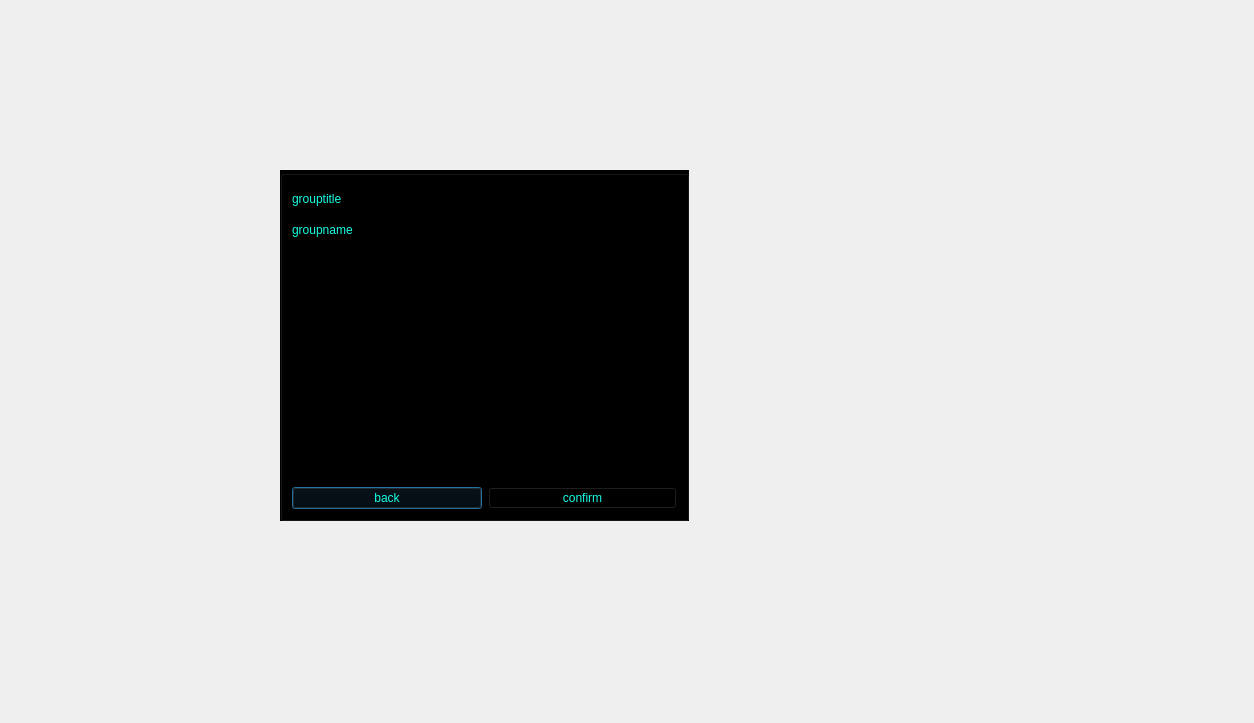
Qt form massenger/creategroup_dialog.ui (MahanBeidokhti/AP-Messenger) before a commit.
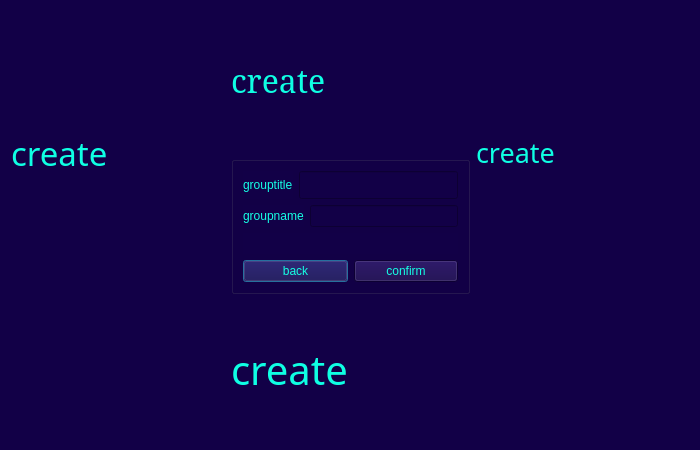
The same form after that commit. Icons and pictures are not drawn.

Patch:
```diff
--- a/massenger/creategroup_dialog.ui
+++ b/massenger/creategroup_dialog.ui
@@ -6,28 +6,48 @@
    <rect>
     <x>0</x>
     <y>0</y>
-    <width>1254</width>
-    <height>723</height>
+    <width>700</width>
+    <height>450</height>
    </rect>
   </property>
   <property name="windowTitle">
    <string>Dialog</string>
   </property>
   <property name="styleSheet">
-   <string notr="true">background-image: url(:/Source/@metawalls.jpg);</string>
+   <string notr="true">background-color: rgb(18, 0, 71);
+color: rgb(15, 255, 227);</string>
   </property>
+  <layout class="QGridLayout" name="gridLayout">
+   <item row="0" column="0" rowspan="2">
+    <widget class="QLabel" name="label_4">
+     <property name="font">
+      <font>
+       <family>Viner Hand ITC</family>
+       <pointsize>25</pointsize>
+      </font>
+     </property>
+     <property name="text">
+      <string>create</string>
+     </property>
+    </widget>
+   </item>
+   <item row="0" column="1">
+    <widget class="QLabel" name="label_5">
+     <property name="font">
+      <font>
+       <family>MS Serif</family>
+       <pointsize>24</pointsize>
+      </font>
+     </property>
+     <property name="text">
+      <string>create</string>
+     </property>
+    </widget>
+   </item>
+   <item row="1" column="1">
   <widget class="QGroupBox" name="groupinformation_groupBox">
-   <property name="geometry">
-    <rect>
-     <x>280</x>
-     <y>170</y>
-     <width>409</width>
-     <height>351</height>
-    </rect>
-   </property>
    <property name="styleSheet">
-    <string notr="true">background-color: rgb(0, 0, 0);
-color: rgb(21, 255, 228);</string>
+      <string notr="true">color: rgb(21, 255, 228);</string>
    </property>
    <property name="title">
     <string/>
@@ -88,9 +108,16 @@
      <widget class="QLabel" name="error_label">
       <property name="font">
        <font>
-        <pointsize>12</pointsize>
-       </font>
-      </property>
+          <family>Segoe UI</family>
+          <pointsize>9</pointsize>
+          <italic>false</italic>
+          <bold>true</bold>
+         </font>
+        </property>
+        <property name="styleSheet">
+         <string notr="true">color: rgb(255, 24, 3);
+font: 700 9pt &quot;Segoe UI&quot;;</string>
+        </property>
       <property name="text">
        <string/>
       </property>
@@ -101,6 +128,34 @@
     </item>
    </layout>
   </widget>
+   </item>
+   <item row="2" column="1">
+    <widget class="QLabel" name="label_3">
+     <property name="font">
+      <font>
+       <family>Rockwell Condensed</family>
+       <pointsize>30</pointsize>
+      </font>
+     </property>
+     <property name="text">
+      <string>create</string>
+     </property>
+    </widget>
+   </item>
+   <item row="0" column="2" rowspan="2">
+    <widget class="QLabel" name="label_6">
+     <property name="font">
+      <font>
+       <family>Perpetua Titling MT</family>
+       <pointsize>20</pointsize>
+      </font>
+     </property>
+     <property name="text">
+      <string>create</string>
+     </property>
+    </widget>
+   </item>
+  </layout>
  </widget>
  <resources/>
  <connections/>
```
Left out of the diff: 3 changed lines with no effect on the pictures. Lines whose indentation alone changed are shown as unchanged.
